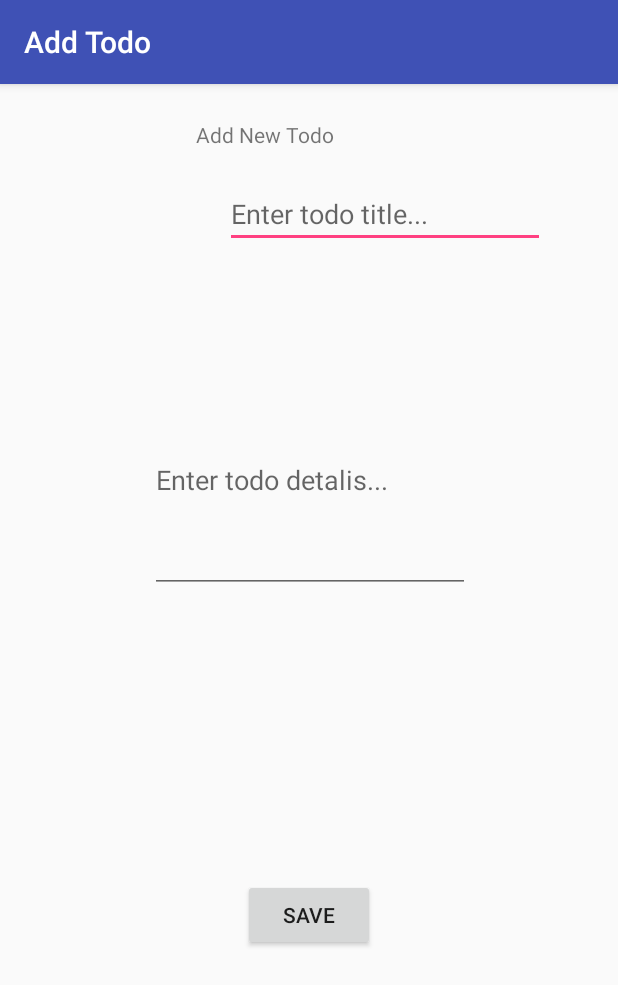
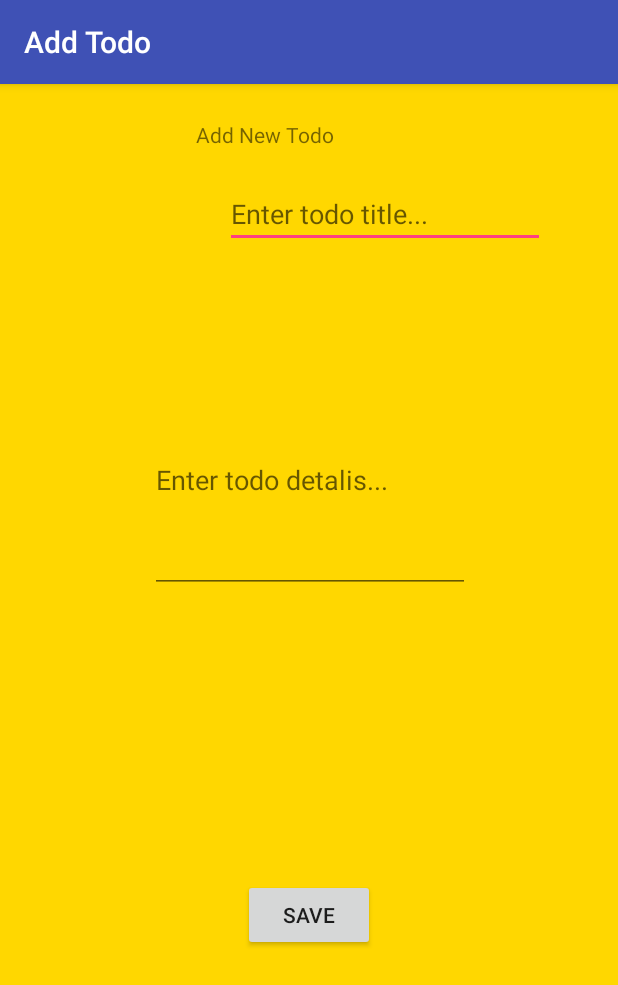
Before and after one commit to Yoni-Satat/andoid_java_final_project, an Android app: the screen it shows after launch (AddTaskActivity), after a tap on "ADD NEW", on a phone screen of 412 x 824 dp. Shown: the top 985 px of the screen. Run offline under Robolectric (Android 15) with nearby library versions, the phone set to English and light mode, and no system bars.

```diff
--- a/app/src/main/java/codeclan/com/todoapp/models/Task.java
+++ b/app/src/main/java/codeclan/com/todoapp/models/Task.java
@@ -1,6 +1,4 @@
 package codeclan.com.todoapp.models;
-
-import java.util.ArrayList;
 
 /**
  * Created by user on 18/11/2017.
@@ -24,8 +22,8 @@ public class Task {
         this.id = id;
         this.title = title;
         this.description = description;
+        this.completed = completed;
         this.dueDate = dueDate;
-        this.completed = completed;
     }
 
     public int getId() {
@@ -74,4 +72,6 @@ public class Task {
     public void setDueDate(String dueDate) {
         this.dueDate = dueDate;
     }
+
+
 }
--- a/app/src/main/res/layout/activity_add_task.xml
+++ b/app/src/main/res/layout/activity_add_task.xml
@@ -4,7 +4,9 @@
     xmlns:tools="http://schemas.android.com/tools"
     android:layout_width="match_parent"
     android:layout_height="match_parent"
-    tools:context="codeclan.com.todoapp.controllers.AddTaskActivity">
+    tools:context="codeclan.com.todoapp.controllers.AddTaskActivity"
+    android:background="#ffd700"
+    >
 
     <TextView
         android:id="@+id/add_title"
--- a/app/src/main/res/layout/activity_calender.xml
+++ b/app/src/main/res/layout/activity_calender.xml
@@ -4,6 +4,7 @@
     xmlns:tools="http://schemas.android.com/tools"
     android:layout_width="match_parent"
     android:layout_height="match_parent"
+    android:background="#ffd700"
     tools:context="codeclan.com.todoapp.controllers.CalenderActivity">
 
     <DatePicker
--- a/app/src/main/res/layout/activity_show_task_description.xml
+++ b/app/src/main/res/layout/activity_show_task_description.xml
@@ -4,6 +4,7 @@
     xmlns:tools="http://schemas.android.com/tools"
     android:layout_width="match_parent"
     android:layout_height="match_parent"
+    android:background="#ffd700"
     tools:context="codeclan.com.todoapp.controllers.ShowTaskDescription">
 
     <TextView
--- /dev/null
+++ b/app/src/main/res/menu/menu.xml
@@ -0,0 +1,8 @@
+<?xml version="1.0" encoding="utf-8"?>
+<menu xmlns:app="http://schemas.android.com/apk/res-auto"
+    xmlns:android="http://schemas.android.com/apk/res/android">
+
+    <item
+        android:id="@+id/todo_description"
+        android:title="Todo's Description" />
+</menu>
--- a/app/src/main/res/values/colors.xml
+++ b/app/src/main/res/values/colors.xml
@@ -1,6 +1,6 @@
 <?xml version="1.0" encoding="utf-8"?>
 <resources>
     <color name="colorPrimary">#3F51B5</color>
-    <color name="colorPrimaryDark">#303F9F</color>
+    <color name="colorPrimaryDark">#303f9f</color>
     <color name="colorAccent">#FF4081</color>
 </resources>
--- a/app/src/main/res/values/strings.xml
+++ b/app/src/main/res/values/strings.xml
@@ -8,4 +8,5 @@
     <string name="todo_title">Enter todo title...</string>
     <string name="date_due">ADD DUE DATE</string>
     <string name="delete_todo">DELETE</string>
+    <string name="hide_completed">HIDE COMPLETED</string>
 </resources>
```
Also changed, not shown: app/src/main/java/codeclan/com/todoapp/controllers/CalenderActivity.java (+37 -3 lines), app/src/main/java/codeclan/com/todoapp/controllers/MainActivity.java (+19 -0 lines), app/src/main/java/codeclan/com/todoapp/models/TasksAdapter.java (+27 -0 lines), app/src/main/res/layout/activity_main.xml (+6 -3 lines), app/src/main/res/layout/task_items.xml (+30 -15 lines).
